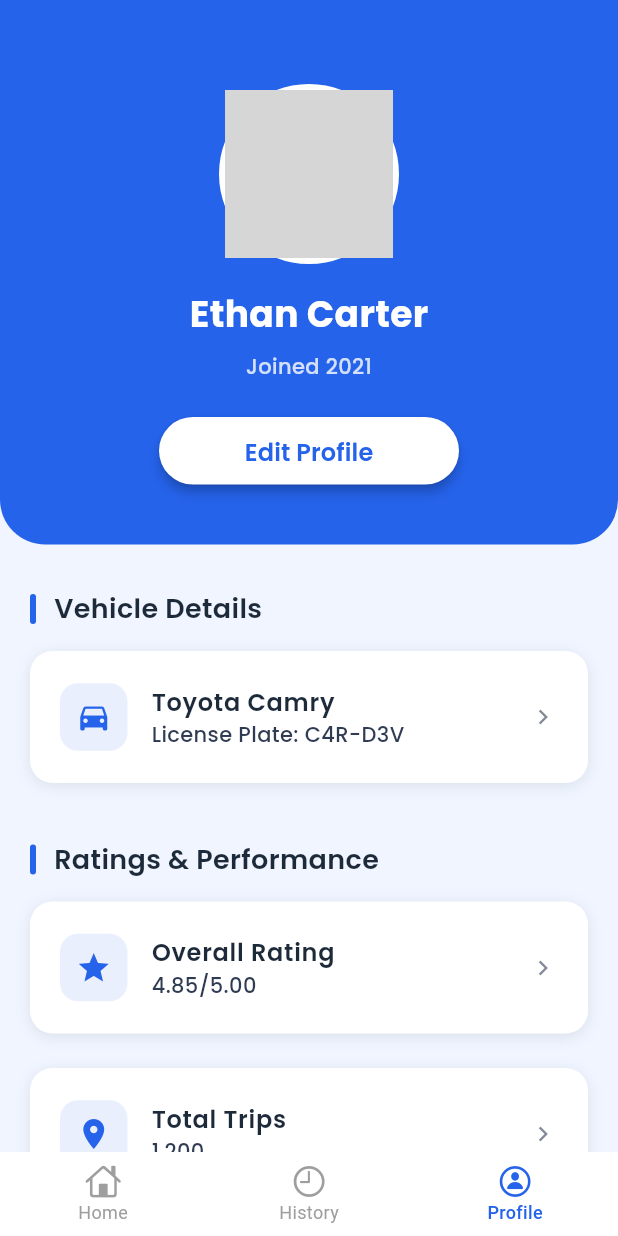
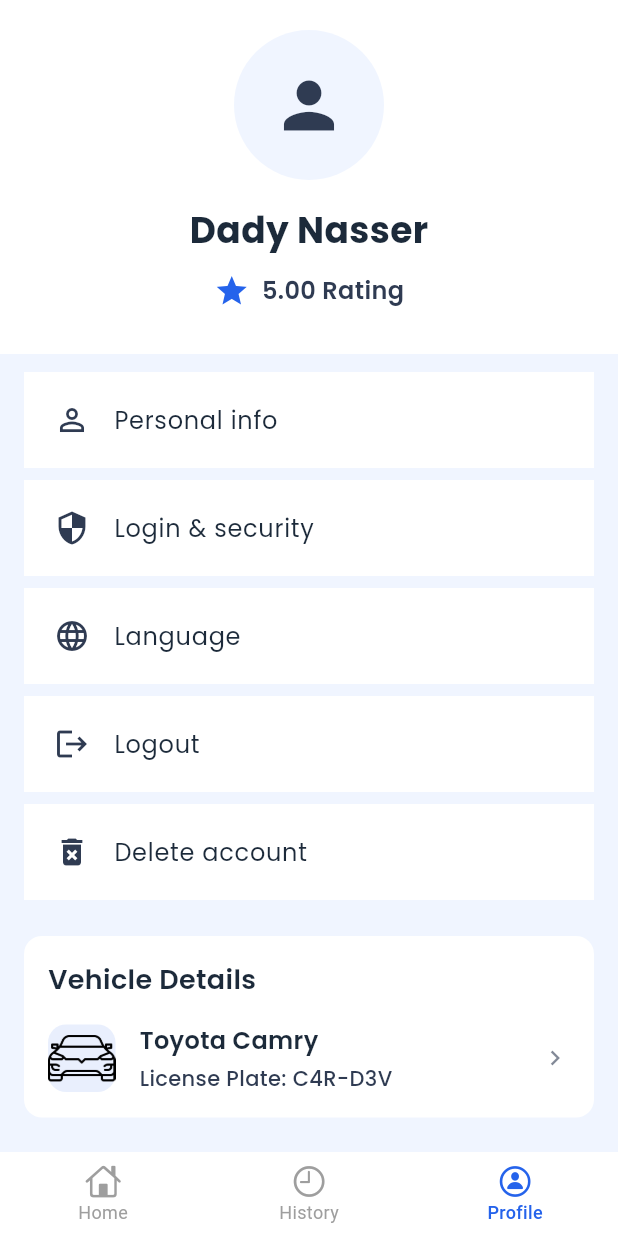
Before and after one commit to Ditronics-Tz/ride_driver, a Flutter app: the ProfileScreen screen opened by its route, on a phone screen of 412 x 824 dp. Run offline on Flutter 3.47's test engine with Material 3 defaults, Android fonts, the phone set to English and light mode, and no system bars; our stand-ins replace awesome_snackbar_content, dio, flutter_animate, flutter_map, flutter_riverpod, flutter_secure_storage and 8 more; accounts and stored records are empty; network calls fail; grey boxes are pictures that could not be loaded.

Commit message:
Refactor Profile Screen UI and Update Dependencies
- Removed AppBar and adjusted profile header to have a white background.
- Updated profile image section with a placeholder icon and modified layout.
- Added rating display below the profile image.
- Replaced profile content with menu items for easier navigation.
- Introduced vehicle details section with improved styling.
- Updated pubspec.yaml to include iconoir_flutter dependency.
- Added car icon asset to the project.

```diff
--- a/lib/Screens/profile_screen.dart
+++ b/lib/Screens/profile_screen.dart
@@ -35,56 +35,31 @@ class _ProfileScreenState extends State<ProfileScreen> {
   Widget build(BuildContext context) {
     return Scaffold(
       backgroundColor: AppColors.backgroundLight,
-      appBar: AppBar(
-        title: Text(
-          '',
-          style: AppTextStyles.headingMedium.copyWith(
-            color: AppColors.textWhite,
-          ),
-        ),
-        backgroundColor: AppColors.primaryBlue,
-        elevation: 0,
-        automaticallyImplyLeading: false, // Removed back button
-      ),
       body: SingleChildScrollView(
         child: Column(
           children: [
-            // Profile Header Section
+            // Profile Header Section (White background)
             Container(
               width: double.infinity,
-              decoration: const BoxDecoration(
-                color: AppColors.primaryBlue,
-                borderRadius: BorderRadius.only(
-                  bottomLeft: Radius.circular(30),
-                  bottomRight: Radius.circular(30),
+              padding: EdgeInsets.only(
+                top: MediaQuery.of(context).padding.top + 20,
+                bottom: 30,
               ),
-              ),
-              child: Padding(
-                padding: const EdgeInsets.only(bottom: 40),
+              decoration: const BoxDecoration(color: AppColors.backgroundWhite),
               child: Column(
                 children: [
                   // Profile Image
                   Container(
-                      width: 120,
-                      height: 120,
+                    width: 100,
+                    height: 100,
                     decoration: BoxDecoration(
                       shape: BoxShape.circle,
-                        border: Border.all(
-                          color: AppColors.textWhite,
-                          width: 4,
+                      color: AppColors.backgroundLight,
                     ),
-                      ),
-                      child: const CircleAvatar(
-                        radius: 58,
-                        backgroundImage: AssetImage(
-                          'assets/images/profile_placeholder.png',
-                        ),
-                        backgroundColor: AppColors.backgroundLight,
-                        child: Icon(
+                    child: const Icon(
                       Icons.person,
-                          size: 60,
-                          color: AppColors.primaryBlue,
-                        ),
+                      size: 50,
+                      color: AppColors.textSecondary,
                     ),
                   ),
 
@@ -92,107 +67,151 @@ class _ProfileScreenState extends State<ProfileScreen> {
 
                   // Driver Name
                   Text(
-                      'Ethan Carter',
+                    'Dady Nasser',
                     style: AppTextStyles.headingMedium.copyWith(
-                        color: AppColors.textWhite,
                       fontSize: 24,
                       fontWeight: FontWeight.bold,
                     ),
                   ),
 
-                    const SizedBox(height: 8),
+                  const SizedBox(height: 12),
 
-                    // Joined Date
+                  // Rating
+                  Row(
+                    mainAxisAlignment: MainAxisAlignment.center,
+                    children: [
+                      const Icon(
+                        Icons.star,
+                        color: AppColors.primaryBlue,
+                        size: 24,
+                      ),
+                      const SizedBox(width: 8),
                       Text(
-                      'Joined 2021',
-                      style: AppTextStyles.bodyMedium.copyWith(
-                        color: AppColors.textWhite.withOpacity(0.8),
+                        '5.00 Rating',
+                        style: AppTextStyles.bodyLarge.copyWith(
+                          fontWeight: FontWeight.w600,
+                          color: AppColors.textSecondary,
+                        ),
+                      ),
+                    ],
+                  ),
+                ],
               ),
             ),
 
-                    const SizedBox(height: 24),
+            const SizedBox(height: 8),
 
-                    // Edit Profile Button
-                    SizedBox(
-                      width: 200,
-                      height: 45,
-                      child: ElevatedButton(
-                        onPressed: () {
-                          // Navigate to edit profile screen
+            // Menu Items
+            _buildMenuItem(
+              icon: Icons.person_outline,
+              title: 'Personal info',
+              onTap: () {
+                // Navigate to personal info
               },
-                        style: ElevatedButton.styleFrom(
-                          backgroundColor: AppColors.textWhite,
-                          foregroundColor: AppColors.primaryBlue,
-                          shape: RoundedRectangleBorder(
-                            borderRadius: BorderRadius.circular(25),
             ),
-                          elevation: 3,
+
+            _buildMenuItem(
+              icon: Icons.security_outlined,
+              title: 'Login & security',
+              onTap: () {
+                // Navigate to login & security
+              },
             ),
-                        child: Text(
-                          'Edit Profile',
-                          style: AppTextStyles.button.copyWith(
-                            color: AppColors.primaryBlue,
+
+            _buildMenuItem(
+              icon: Icons.language,
+              title: 'Language',
+              onTap: () {
+                // Navigate to language settings
+              },
+            ),
+
+            _buildMenuItem(
+              icon: Icons.logout,
+              title: 'Logout',
+              onTap: () {
+                // Handle logout
+              },
+            ),
+
+            _buildMenuItem(
+              icon: Icons.delete_forever,
+              title: 'Delete account',
+              onTap: () {
+                // Handle delete account
+              },
+            ),
+
+            const SizedBox(height: 20),
+
+            // Vehicle Details Section
+            Container(
+              margin: const EdgeInsets.symmetric(horizontal: 16),
+              padding: const EdgeInsets.all(16),
+              decoration: BoxDecoration(
+                color: AppColors.backgroundWhite,
+                borderRadius: BorderRadius.circular(12),
+              ),
+              child: Column(
+                crossAxisAlignment: CrossAxisAlignment.start,
+                children: [
+                  Text(
+                    'Vehicle Details',
+                    style: AppTextStyles.headingMedium.copyWith(
+                      fontSize: 18,
                       fontWeight: FontWeight.w600,
                     ),
                   ),
+                  const SizedBox(height: 16),
+                  Row(
+                    children: [
+                      Container(
+                        width: 45,
+                        height: 45,
+                        decoration: BoxDecoration(
+                          color: AppColors.primaryBlue.withOpacity(0.1),
+                          borderRadius: BorderRadius.circular(12),
+                        ),
+                        child: Image.asset(
+                          'assets/icons/car.png',
+                          width: 18,
+                          height: 18,
+                          color: Colors.black,
+                        ),
+                      ),
+                      const SizedBox(width: 16),
+                      Expanded(
+                        child: Column(
+                          crossAxisAlignment: CrossAxisAlignment.start,
+                          children: [
+                            Text(
+                              'Toyota Camry',
+                              style: AppTextStyles.bodyLarge.copyWith(
+                                fontWeight: FontWeight.w600,
+                              ),
+                            ),
+                            const SizedBox(height: 4),
+                            Text(
+                              'License Plate: C4R-D3V',
+                              style: AppTextStyles.bodyMedium.copyWith(
+                                color: AppColors.textSecondary,
                               ),
                             ),
                           ],
                         ),
                       ),
+                      Icon(
+                        Icons.chevron_right,
+                        color: AppColors.textSecondary.withOpacity(0.6),
+                        size: 20,
                       ),
-
-            const SizedBox(height: 30),
-
-            // Profile Content
-            Padding(
-              padding: const EdgeInsets.symmetric(horizontal: 20),
-              child: Column(
-                crossAxisAlignment: CrossAxisAlignment.start,
-                children: [
-                  // Vehicle Details Section
-                  _buildSectionHeader('Vehicle Details'),
-                  const SizedBox(height: 15),
-
-                  _buildProfileItem(
-                    icon: Icons.directions_car,
-                    title: 'Toyota Camry',
-                    subtitle: 'License Plate: C4R-D3V',
-                    onTap: () {
-                      // Navigate to vehicle details
-                    },
+                    ],
                   ),
-
-                  const SizedBox(height: 30),
-
-                  // Ratings & Performance Section
-                  _buildSectionHeader('Ratings & Performance'),
-                  const SizedBox(height: 15),
-
-                  _buildProfileItem(
-                    icon: Icons.star,
-                    title: 'Overall Rating',
-                    subtitle: '4.85/5.00',
-                    onTap: () {
-                      // Navigate to ratings details
-                    },
+                ],
               ),
-
-                  const SizedBox(height: 15),
-
-                  _buildProfileItem(
-                    icon: Icons.location_on,
-                    title: 'Total Trips',
-                    subtitle: '1,200',
-                    onTap: () {
-                      // Navigate to trip history
-                    },
             ),
 
             const SizedBox(height: 100), // Space for bottom nav
-                ],
-              ),
-            ),
           ],
         ),
       ),
@@ -203,85 +222,29 @@ class _ProfileScreenState extends State<ProfileScreen> {
     );
   }
 
-  Widget _buildSectionHeader(String title) {
-    return Row(
-      children: [
-        Container(
-          width: 4,
-          height: 20,
-          decoration: BoxDecoration(
-            color: AppColors.primaryBlue,
-            borderRadius: BorderRadius.circular(2),
-          ),
-        ),
-        const SizedBox(width: 12),
-        Text(
-          title,
-          style: AppTextStyles.headingMedium.copyWith(
-            fontSize: 18,
-            fontWeight: FontWeight.w600,
-          ),
-        ),
-      ],
-    );
-  }
-
-  Widget _buildProfileItem({
+  Widget _buildMenuItem({
     required IconData icon,
     required String title,
-    required String subtitle,
     required VoidCallback onTap,
-    bool isDestructive = false,
   }) {
     return Container(
-      margin: const EdgeInsets.only(bottom: 8),
+      margin: const EdgeInsets.symmetric(horizontal: 16, vertical: 4),
       decoration: BoxDecoration(
         color: AppColors.backgroundWhite,
-        borderRadius: BorderRadius.circular(15),
-        boxShadow: [
-          BoxShadow(
-            color: AppColors.textPrimary.withOpacity(0.1),
-            blurRadius: 8,
-            offset: const Offset(0, 2),
-          ),
-        ],
+        borderRadius: BorderRadius.circular(0),
       ),
       child: ListTile(
         onTap: onTap,
-        contentPadding: const EdgeInsets.symmetric(horizontal: 20, vertical: 8),
-        leading: Container(
-          width: 45,
-          height: 45,
-          decoration: BoxDecoration(
-            color: isDestructive
-                ? AppColors.error.withOpacity(0.1)
-                : AppColors.primaryBlue.withOpacity(0.1),
-            borderRadius: BorderRadius.circular(12),
-          ),
-          child: Icon(
-            icon,
-            color: isDestructive ? AppColors.error : AppColors.primaryBlue,
-            size: 24,
-          ),
-        ),
+        contentPadding: const EdgeInsets.symmetric(horizontal: 20, vertical: 4),
+        leading: Icon(icon, color: AppColors.textSecondary, size: 24),
         title: Text(
           title,
           style: AppTextStyles.bodyLarge.copyWith(
-            fontWeight: FontWeight.w600,
-            color: isDestructive ? AppColors.error : AppColors.textPrimary,
+            fontWeight: FontWeight.w400,
+            color: AppColors.textPrimary,
           ),
         ),
-        subtitle: Text(
-          subtitle,
-          style: AppTextStyles.bodyMedium.copyWith(
-            color: AppColors.textSecondary,
-          ),
-        ),
-        trailing: Icon(
-          Icons.chevron_right,
-          color: AppColors.textSecondary.withOpacity(0.6),
-          size: 20,
-        ),
+        trailing: const SizedBox.shrink(),
       ),
     );
   }
--- a/pubspec.yaml
+++ b/pubspec.yaml
@@ -32,6 +32,7 @@ dependencies:
   intl: ^0.19.0
   permission_handler: ^11.3.1
   open_route_service: ^1.2.5
+  iconoir_flutter: ^6.4.0
 
 dev_dependencies:
   flutter_test:
@@ -46,3 +47,4 @@ flutter:
 
   assets:
     - assets/images/
+    - assets/icons/
```
Also changed, not shown: assets/icons/car.png (added), pubspec.lock. Lines whose indentation alone changed are shown as unchanged.
